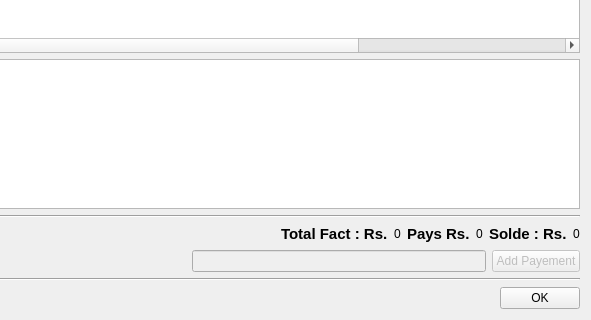
Before: the Qt Designer form billingmanager.ui in abdeljalilanane/Innovative-Hotel-Manager, drawn with Qt 5; both pictures show x 120 to 711 and y 300 to 620 of the 711 by 620 pixel window.
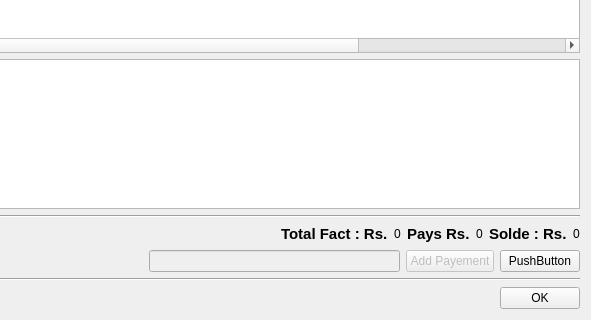
After: the same form once the commit is applied.

```diff
--- a/billingmanager.ui
+++ b/billingmanager.ui
@@ -281,6 +281,13 @@
        </property>
       </widget>
      </item>
+     <item>
+      <widget class="QPushButton" name="print">
+       <property name="text">
+        <string>PushButton</string>
+       </property>
+      </widget>
+     </item>
     </layout>
    </item>
    <item row="9" column="0" colspan="4">
```
